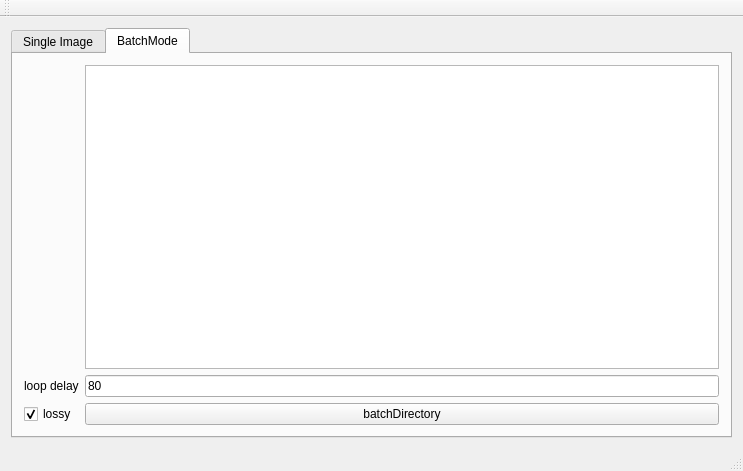
The window that mainwindow.ui (netpipe/QWebPMaker) describes before a commit, drawn with Qt 5.
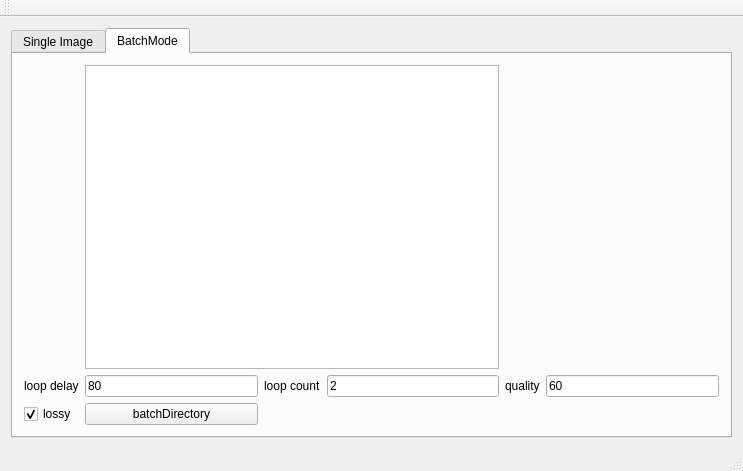
The same window after the commit. The open tabs and pages were chosen to show the change.

Diff of the .ui file:
```diff
--- a/mainwindow.ui
+++ b/mainwindow.ui
@@ -45,7 +45,7 @@
         <string>BatchMode</string>
        </attribute>
        <layout class="QGridLayout" name="gridLayout_3">
-        <item row="0" column="1">
+        <item row="0" column="1" colspan="3">
          <widget class="QListWidget" name="listWidget"/>
         </item>
         <item row="1" column="0">
@@ -62,6 +62,34 @@
           </property>
          </widget>
         </item>
+        <item row="1" column="2">
+         <widget class="QLabel" name="label_4">
+          <property name="text">
+           <string>loop count</string>
+          </property>
+         </widget>
+        </item>
+        <item row="1" column="3">
+         <widget class="QLineEdit" name="loopcount">
+          <property name="text">
+           <string>2</string>
+          </property>
+         </widget>
+        </item>
+        <item row="1" column="4">
+         <widget class="QLabel" name="label_3">
+          <property name="text">
+           <string>quality</string>
+          </property>
+         </widget>
+        </item>
+        <item row="1" column="5">
+         <widget class="QLineEdit" name="batchQuality">
+          <property name="text">
+           <string>60</string>
+          </property>
+         </widget>
+        </item>
         <item row="2" column="0">
          <widget class="QCheckBox" name="lossycheck">
           <property name="enabled">
```
Left out of the diff: 32 changed lines with no effect on the pictures.
